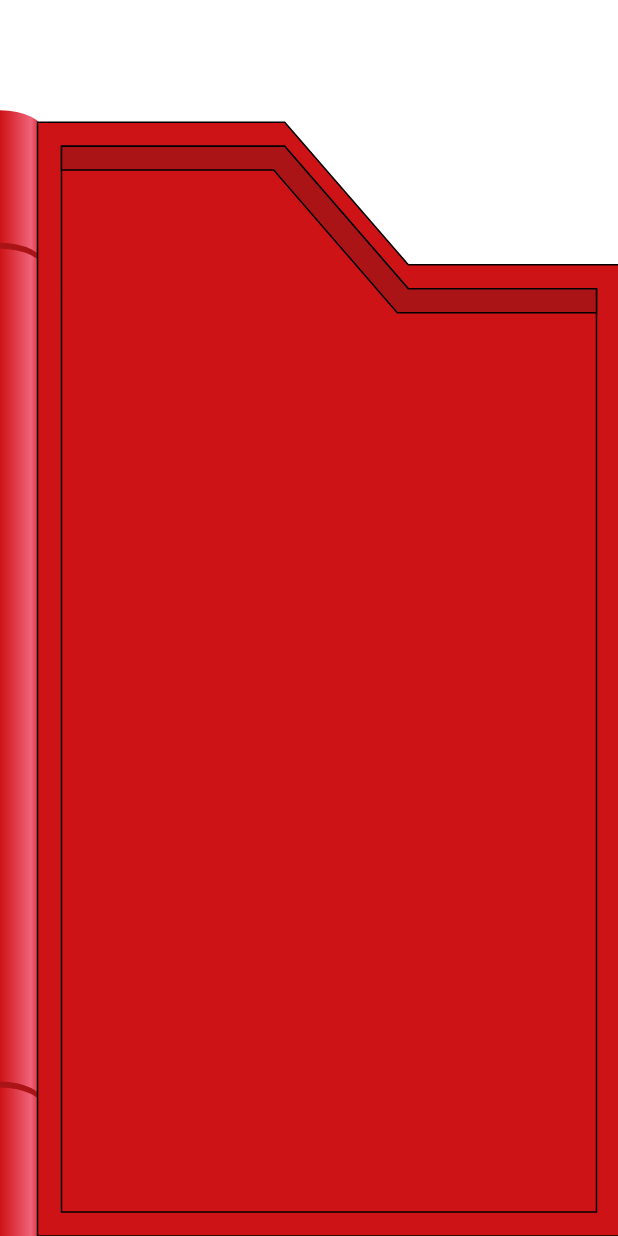
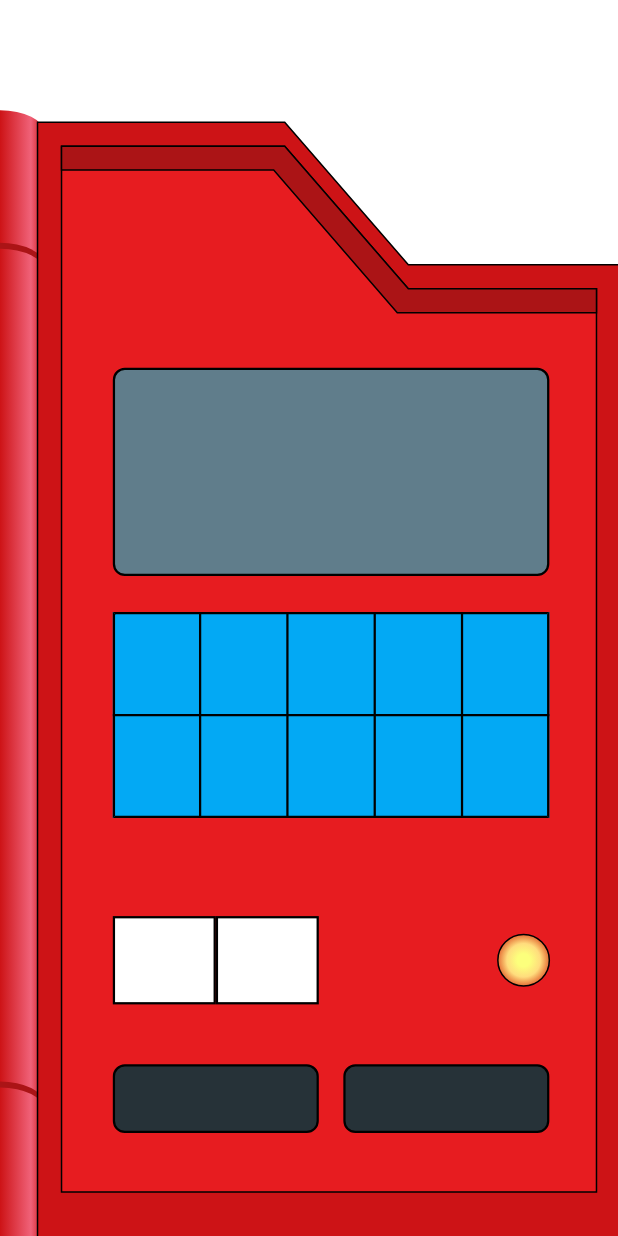
Before and after one commit to paulosilva159/flutterando_challenges, a Flutter app: the screen it shows after launch, swiped to page 2, on a phone screen of 412 x 824 dp. Run offline on Flutter 3.47's test engine with Material 2 defaults, Android fonts, the phone set to English and light mode, and no system bars; missing offline and left inert: asuka.

Commit message:
adding inner cover components

```diff
--- /dev/null
+++ b/flutterando_pokedex_challenge/lib/presentation/common/inner_cover/bottom_displays.dart
@@ -0,0 +1,51 @@
+import 'package:flutter/material.dart';
+import 'package:flutterando_pokedex_challenge/presentation/common/inner_cover/short_info_display.dart';
+
+class BottomDisplays extends StatelessWidget {
+  const BottomDisplays({
+    @required this.leftDisplayChild,
+    @required this.rightDisplayChild,
+  })  : assert(leftDisplayChild != null),
+        assert(rightDisplayChild != null);
+
+  final Widget leftDisplayChild;
+  final Widget rightDisplayChild;
+
+  @override
+  Widget build(BuildContext context) {
+    final _size = MediaQuery.of(context).size;
+
+    return Row(
+      crossAxisAlignment: CrossAxisAlignment.center,
+      mainAxisAlignment: MainAxisAlignment.spaceBetween,
+      children: [
+        _BottomDisplay(
+          child: leftDisplayChild,
+        ),
+        _BottomDisplay(
+          child: rightDisplayChild,
+        ),
+      ],
+    );
+  }
+}
+
+class _BottomDisplay extends StatelessWidget {
+  const _BottomDisplay({@required this.child}) : assert(child != null);
+
+  final Widget child;
+
+  @override
+  Widget build(BuildContext context) {
+    final _size = MediaQuery.of(context).size;
+
+    return Container(
+      height: _size.width / 9,
+      width: _size.width / 3,
+      child: ShortInfoDisplay(
+        backgroundColor: Colors.blueGrey[900],
+        child: child,
+      ),
+    );
+  }
+}
--- /dev/null
+++ b/flutterando_pokedex_challenge/lib/presentation/common/inner_cover/buttons_table.dart
@@ -0,0 +1,75 @@
+import 'package:flutter/material.dart';
+
+class ButtonsTable extends StatelessWidget {
+  const ButtonsTable({@required this.buttonsCallback})
+      : assert(buttonsCallback != null && buttonsCallback.length == 10);
+
+  final List<VoidCallback> buttonsCallback;
+
+  @override
+  Widget build(BuildContext context) => Table(
+        border: TableBorder.all(
+          color: Colors.black,
+          width: 1.5,
+        ),
+        children: [
+          TableRow(
+            children: [
+              _TableButton(
+                onTap: buttonsCallback[0],
+              ),
+              _TableButton(
+                onTap: buttonsCallback[1],
+              ),
+              _TableButton(
+                onTap: buttonsCallback[2],
+              ),
+              _TableButton(
+                onTap: buttonsCallback[3],
+              ),
+              _TableButton(
+                onTap: buttonsCallback[4],
+              ),
+            ],
+          ),
+          TableRow(
+            children: [
+              _TableButton(
+                onTap: buttonsCallback[5],
+              ),
+              _TableButton(
+                onTap: buttonsCallback[6],
+              ),
+              _TableButton(
+                onTap: buttonsCallback[7],
+              ),
+              _TableButton(
+                onTap: buttonsCallback[8],
+              ),
+              _TableButton(
+                onTap: buttonsCallback[9],
+              ),
+            ],
+          ),
+        ],
+      );
+}
+
+class _TableButton extends StatelessWidget {
+  const _TableButton({@required this.onTap}) : assert(onTap != null);
+
+  final VoidCallback onTap;
+
+  @override
+  Widget build(BuildContext context) {
+    final _size = MediaQuery.of(context).size;
+
+    return GestureDetector(
+      onTap: onTap,
+      child: Container(
+        height: _size.height / 12,
+        color: Colors.lightBlue,
+      ),
+    );
+  }
+}
--- /dev/null
+++ b/flutterando_pokedex_challenge/lib/presentation/common/inner_cover/other_buttons.dart
@@ -0,0 +1,84 @@
+import 'package:flutter/material.dart';
+import 'package:flutterando_pokedex_challenge/presentation/common/painters/glass_crystal_painter.dart';
+import 'package:flutterando_pokedex_challenge/presentation/common/utils/colors.dart';
+
+class OtherButtons extends StatelessWidget {
+  const OtherButtons({
+    this.leftButtonCallback,
+    this.rightButtonCallback,
+  });
+
+  final VoidCallback leftButtonCallback;
+  final VoidCallback rightButtonCallback;
+
+  @override
+  Widget build(BuildContext context) {
+    final glassCrystalRadius = MediaQuery.of(context).size.width / 12;
+
+    return Row(
+      crossAxisAlignment: CrossAxisAlignment.center,
+      mainAxisAlignment: MainAxisAlignment.spaceBetween,
+      children: [
+        _WhiteButtonsPair(
+          leftButtonCallback: leftButtonCallback,
+          rightButtonCallback: rightButtonCallback,
+        ),
+        CustomPaint(
+          size: Size(
+            glassCrystalRadius,
+            glassCrystalRadius,
+          ),
+          painter: GlassCrystalPainter(
+            gradientColor: [
+              PokedexColors.brighterSmallerYellowGlassCrystalColor,
+              PokedexColors.innerSmallerYellowGlassCrystalColor,
+              PokedexColors.outerSmallerYellowGlassCrystalColor,
+            ],
+          ),
+        ),
+      ],
+    );
+  }
+}
+
+class _WhiteButtonsPair extends StatelessWidget {
+  const _WhiteButtonsPair({
+    this.leftButtonCallback,
+    this.rightButtonCallback,
+  });
+
+  final VoidCallback leftButtonCallback;
+  final VoidCallback rightButtonCallback;
+
+  @override
+  Widget build(BuildContext context) => Row(
+        children: const [
+          _WhiteButton(),
+          _WhiteButton(),
+        ],
+      );
+}
+
+class _WhiteButton extends StatelessWidget {
+  const _WhiteButton({this.onTap});
+
+  final VoidCallback onTap;
+
+  @override
+  Widget build(BuildContext context) {
+    final _size = MediaQuery.of(context).size;
+
+    return GestureDetector(
+      child: Container(
+        height: _size.height / 14,
+        width: _size.width / 6,
+        decoration: BoxDecoration(
+            border: Border.all(
+              color: Colors.black,
+              width: 1.5,
+            ),
+            color: Colors.white),
+      ),
+    );
+  }
+}
--- /dev/null
+++ b/flutterando_pokedex_challenge/lib/presentation/common/inner_cover/short_info_display.dart
@@ -0,0 +1,21 @@
+import 'package:flutter/material.dart';
+
+class ShortInfoDisplay extends StatelessWidget {
+  const ShortInfoDisplay({
+    @required this.child,
+    this.backgroundColor = Colors.blueGrey,
+  }) : assert(child != null);
+
+  final Color backgroundColor;
+  final Widget child;
+
+  @override
+  Widget build(BuildContext context) => Container(
+        decoration: BoxDecoration(
+          color: backgroundColor,
+          borderRadius: BorderRadius.circular(8),
+          border: Border.all(color: Colors.black, width: 1.5),
+        ),
+        child: child,
+      );
+}
--- a/flutterando_pokedex_challenge/lib/presentation/common/painters/inner_cover_painter.dart
+++ b/flutterando_pokedex_challenge/lib/presentation/common/painters/inner_cover_painter.dart
@@ -5,18 +5,21 @@ class InnerCoverPainter extends CustomPainter {
   InnerCoverPainter({
     @required this.color,
     @required this.gapColor,
+    @required this.innerColor,
   })  : assert(color != null),
-        assert(gapColor != null);
+        assert(gapColor != null),
+        assert(innerColor != null);
 
   final Color color;
   final Color gapColor;
+  final Color innerColor;
 
   @override
   void paint(Canvas canvas, Size size) {
     const insideGapHeight = 16.0;
 
     drawCover(canvas, size, color);
-    drawInnerCover(canvas, size, color, insideGapHeight);
+    drawInnerCover(canvas, size, innerColor, insideGapHeight);
     drawInnerCoverDepth(canvas, size, gapColor, insideGapHeight);
   }
 
@@ -46,12 +49,14 @@ void drawCover(Canvas canvas, Size size, Color color) {
   final coverPaint = Paint()..color = color;
 
   final coverPath = Path()
-    ..moveTo(_size.width * 0 - rollerWidth * .15,
-        size.height * 0 - topBarHeight * .5)
+    ..moveTo(
+      _size.width * 0 - rollerWidth * .15,
+      _size.height * 0 - topBarHeight * .5,
+    )
     ..relativeLineTo(_size.width * 2 / 5, 0)
     ..relativeLineTo(_size.width * 1 / 5, topBarHeight * .5)
     ..relativeLineTo(_size.width * 2 / 5, 0)
-    ..relativeLineTo(0, size.height * 1)
+    ..relativeLineTo(0, _size.height * 1)
     ..relativeLineTo(-_size.width * 1, 0)
     ..close();
 
@@ -85,7 +90,7 @@ void drawInnerCover(
   final innerPath = Path()
     ..moveTo(
       _size.width * 0 - rollerWidth * .15 + insideGapHeight,
-      size.height * 0 - topBarHeight * .5 + insideGapHeight,
+      _size.height * 0 - topBarHeight * .5 + insideGapHeight,
     )
     ..relativeLineTo(
       _size.width * 2 / 5 - insideGapHeight,
@@ -101,7 +106,7 @@ void drawInnerCover(
     )
     ..relativeLineTo(
       0,
-      size.height * 1 - insideGapHeight * 2,
+      _size.height * 1 - topBarHeight / 2,
     )
     ..relativeLineTo(
       -_size.width * 1 + rollerWidth * .25 + insideGapHeight * 3,
@@ -129,8 +134,7 @@ void drawInnerCoverDepth(
       Proportions.outerPokedexTopBarHeightProportion /
       Proportions.innerPokedexInsideContentHeightProportion;
 
-  final depthHeight =
-      topBarHeight * Proportions.outerPokedexTopBarDepthHeightProportion;
+  final depthHeight = topBarHeight / 12;
 
   final coverStrokePaint = Paint()
     ..strokeWidth = 1
--- a/flutterando_pokedex_challenge/lib/presentation/common/painters/left_roller_painter.dart
+++ b/flutterando_pokedex_challenge/lib/presentation/common/painters/left_roller_painter.dart
@@ -19,8 +19,7 @@ class LeftRollerPainter extends CustomPainter {
         Proportions.outerPokedexTopBarHeightProportion /
         Proportions.innerPokedexInsideContentHeightProportion;
 
-    final topBarDepthHeight =
-        topBarHeight * Proportions.outerPokedexTopBarDepthHeightProportion;
+    final topBarDepthHeight = topBarHeight / 12;
 
     Rect arcRect({
       double gapHeightOffset = 0,
--- a/flutterando_pokedex_challenge/lib/presentation/common/painters/outer_cover_painter.dart
+++ b/flutterando_pokedex_challenge/lib/presentation/common/painters/outer_cover_painter.dart
@@ -15,7 +15,6 @@ class OuterCoverPainter extends CustomPainter {
 
   @override
   void paint(Canvas canvas, Size size) {
-    const gapHeight = 4.0;
     const coverGapWidth = 120.0;
     const coverGapHeight = 24.0;
 
@@ -32,8 +31,7 @@ class OuterCoverPainter extends CustomPainter {
         Proportions.outerPokedexTopBarHeightProportion /
         Proportions.innerPokedexInsideContentHeightProportion;
 
-    final topBarShadowHeight =
-        topBarHeight * Proportions.outerPokedexTopBarDepthHeightProportion;
+    final topBarShadowHeight = topBarHeight / 12;
 
     final coverStrokePaint = Paint()
       ..strokeWidth = 1
@@ -43,12 +41,11 @@ class OuterCoverPainter extends CustomPainter {
     final coverPaint = Paint()..color = color;
 
     final coverPath = Path()
-      ..moveTo(
-          _size.width * 0, size.height * 0 - topBarShadowHeight + gapHeight)
+      ..moveTo(_size.width * 0, size.height * 0 - topBarShadowHeight)
       ..relativeLineTo(_size.width * 2 / 5, 0)
       ..relativeLineTo(_size.width * 1 / 5, -topBarHeight * .5)
-      ..relativeLineTo(_size.width * 2 / 5 - rollerWidth * .75, 0)
-      ..lineTo(_size.width - rollerWidth * .75, size.height)
+      ..relativeLineTo(_size.width * 2 / 5 - rollerWidth * .5, 0)
+      ..lineTo(_size.width - rollerWidth * .5, size.height)
       ..lineTo(_size.width * 0, size.height * 1)
       ..close();
 
--- a/flutterando_pokedex_challenge/lib/presentation/common/painters/right_roller_painter.dart
+++ b/flutterando_pokedex_challenge/lib/presentation/common/painters/right_roller_painter.dart
@@ -19,8 +19,7 @@ class RightRollerPainter extends CustomPainter {
         Proportions.outerPokedexTopBarHeightProportion /
         Proportions.innerPokedexInsideContentHeightProportion;
 
-    final topBarDepthHeight =
-        topBarHeight * Proportions.outerPokedexTopBarDepthHeightProportion;
+    final topBarDepthHeight = topBarHeight / 12;
 
     Rect arcRect({
       double gapHeightOffset = 0,
--- a/flutterando_pokedex_challenge/lib/presentation/common/painters/top_bar_painter.dart
+++ b/flutterando_pokedex_challenge/lib/presentation/common/painters/top_bar_painter.dart
@@ -1,5 +1,4 @@
 import 'package:flutter/material.dart';
-import 'package:flutterando_pokedex_challenge/presentation/common/utils/proportions.dart';
 
 class TopBarPainter extends CustomPainter {
   TopBarPainter({@required this.barColor, @required this.shadowColor})
@@ -11,8 +10,7 @@ class TopBarPainter extends CustomPainter {
 
   @override
   void paint(Canvas canvas, Size size) {
-    final gapHeight =
-        size.height * Proportions.outerPokedexTopBarDepthHeightProportion;
+    final gapHeight = size.height / 12;
 
     final barPaint = Paint()..color = barColor;
 
--- a/flutterando_pokedex_challenge/lib/presentation/common/utils/proportions.dart
+++ b/flutterando_pokedex_challenge/lib/presentation/common/utils/proportions.dart
@@ -6,7 +6,6 @@ class Proportions {
   static const innerPokedexButtonsGroupHeightProportion = 2;
 
   static const outerPokedexTopBarHeightProportion = 3;
-  static const outerPokedexTopBarDepthHeightProportion = 1 / 12;
   static const innerPokedexInsideContentHeightProportion = 11;
 
   static const outerPokedexRollerWidthProportion = 1;
--- /dev/null
+++ b/flutterando_pokedex_challenge/lib/presentation/pokedex/inner_cover.dart
@@ -0,0 +1,70 @@
+import 'package:flutter/material.dart';
+import 'package:flutterando_pokedex_challenge/presentation/common/inner_cover/bottom_displays.dart';
+import 'package:flutterando_pokedex_challenge/presentation/common/inner_cover/buttons_table.dart';
+import 'package:flutterando_pokedex_challenge/presentation/common/inner_cover/other_buttons.dart';
+import 'package:flutterando_pokedex_challenge/presentation/common/inner_cover/short_info_display.dart';
+import 'package:flutterando_pokedex_challenge/presentation/common/painters/inner_cover_painter.dart';
+import 'package:flutterando_pokedex_challenge/presentation/common/utils/colors.dart';
+import 'package:flutterando_pokedex_challenge/presentation/common/utils/proportions.dart';
+
+class InnerCover extends StatelessWidget {
+  const InnerCover({@required this.tableButtonsCallnack})
+      : assert(
+            tableButtonsCallnack != null && tableButtonsCallnack.length == 10);
+
+  final List<VoidCallback> tableButtonsCallnack;
+
+  @override
+  Widget build(BuildContext context) {
+    final _size = MediaQuery.of(context).size;
+
+    return Container(
+      height: _size.height *
+          Proportions.innerPokedexInsideContentHeightProportion /
+          (Proportions.outerPokedexTopBarHeightProportion +
+              Proportions.innerPokedexInsideContentHeightProportion),
+      width: _size.width *
+          Proportions.innerPokedexInsideContentWidthProportion /
+          (Proportions.innerPokedexInsideContentWidthProportion +
+              Proportions.outerPokedexRollerWidthProportion),
+      child: CustomPaint(
+        painter: InnerCoverPainter(
+          color: PokedexColors.outerPokedexColor,
+          gapColor: PokedexColors.outerShadowPokedexColor,
+          innerColor: PokedexColors.innerPokedexColor,
+        ),
+        child: Padding(
+          padding: EdgeInsets.symmetric(
+              vertical: _size.height / 12, horizontal: _size.width / 9),
+          child: Column(
+            children: [
+              Expanded(
+                child: ShortInfoDisplay(
+                  child: Container(),
+                ),
+              ),
+              const SizedBox(
+                height: 24,
+              ),
+              Expanded(
+                child: ButtonsTable(
+                  buttonsCallback: tableButtonsCallnack,
+                ),
+              ),
+              const SizedBox(
+                height: 24,
+              ),
+              const Expanded(
+                child: OtherButtons(),
+              ),
+              BottomDisplays(
+                leftDisplayChild: Container(),
+                rightDisplayChild: Container(),
+              ),
+            ],
+          ),
+        ),
+      ),
+    );
+  }
+}
--- a/flutterando_pokedex_challenge/lib/presentation/pokedex/outside_pokedex.dart
+++ b/flutterando_pokedex_challenge/lib/presentation/pokedex/outside_pokedex.dart
@@ -1,9 +1,10 @@
 import 'package:flutter/material.dart';
 import 'package:flutterando_pokedex_challenge/presentation/common/outside_background.dart';
-import 'package:flutterando_pokedex_challenge/presentation/common/painters/inner_cover_painter.dart';
 import 'package:flutterando_pokedex_challenge/presentation/common/painters/right_roller_painter.dart';
 import 'package:flutterando_pokedex_challenge/presentation/common/utils/colors.dart';
 import 'package:flutterando_pokedex_challenge/presentation/common/utils/proportions.dart';
+
+import 'file:///D:/Projetos/Flutter/flutterando_challenges/flutterando_pokedex_challenge/lib/presentation/pokedex/inner_cover.dart';
 
 class OutsidePokedex extends StatelessWidget {
   @override
@@ -35,7 +36,18 @@ class OutsidePokedex extends StatelessWidget {
                 Expanded(
                   flex: Proportions.innerPokedexInsideContentWidthProportion,
                   child: InnerCover(
-                    size: _size,
+                    tableButtonsCallnack: const [
+                      fakeCallback,
+                      fakeCallback,
+                      fakeCallback,
+                      fakeCallback,
+                      fakeCallback,
+                      fakeCallback,
+                      fakeCallback,
+                      fakeCallback,
+                      fakeCallback,
+                      fakeCallback,
+                    ],
                   ),
                 ),
               ],
@@ -47,26 +59,4 @@ class OutsidePokedex extends StatelessWidget {
   }
 }
 
-class InnerCover extends StatelessWidget {
-  const InnerCover({@required this.size}) : assert(size != null);
-
-  final Size size;
-
-  @override
-  Widget build(BuildContext context) => Container(
-        height: size.height *
-            Proportions.innerPokedexInsideContentHeightProportion /
-            (Proportions.outerPokedexTopBarHeightProportion +
-                Proportions.innerPokedexInsideContentHeightProportion),
-        width: size.width *
-            Proportions.innerPokedexInsideContentWidthProportion /
-            (Proportions.innerPokedexInsideContentWidthProportion +
-                Proportions.outerPokedexRollerWidthProportion),
-        child: CustomPaint(
-          painter: InnerCoverPainter(
-            color: PokedexColors.outerPokedexColor,
-            gapColor: PokedexColors.outerShadowPokedexColor,
-          ),
-        ),
-      );
-}
+void fakeCallback() {}
```
